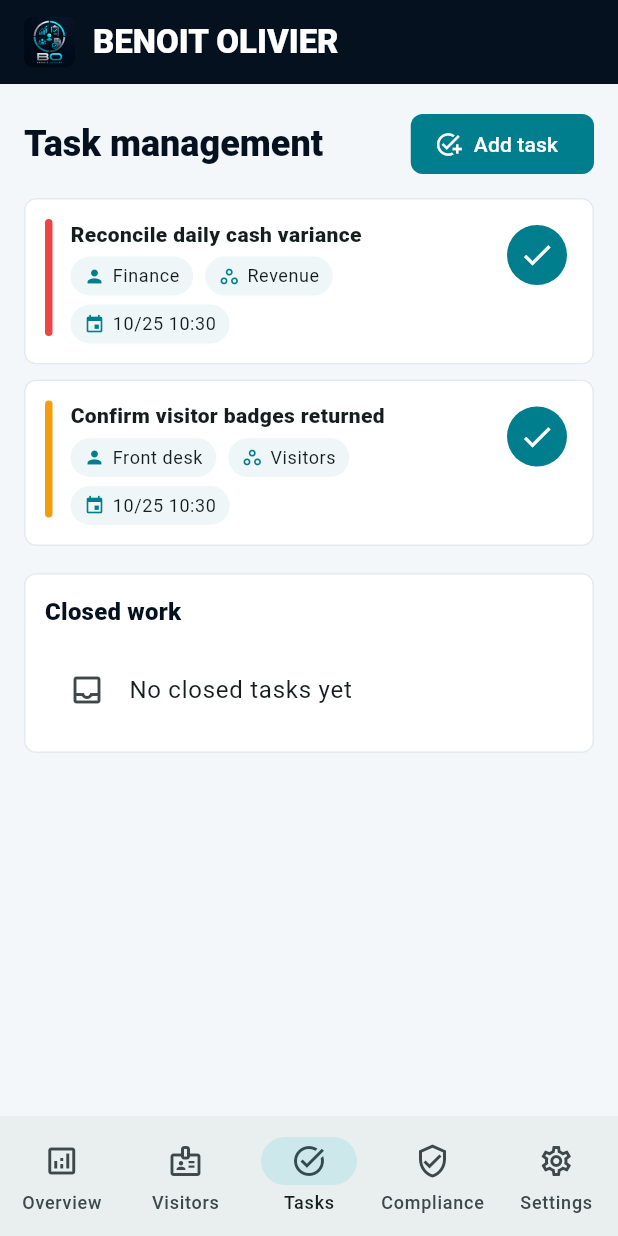
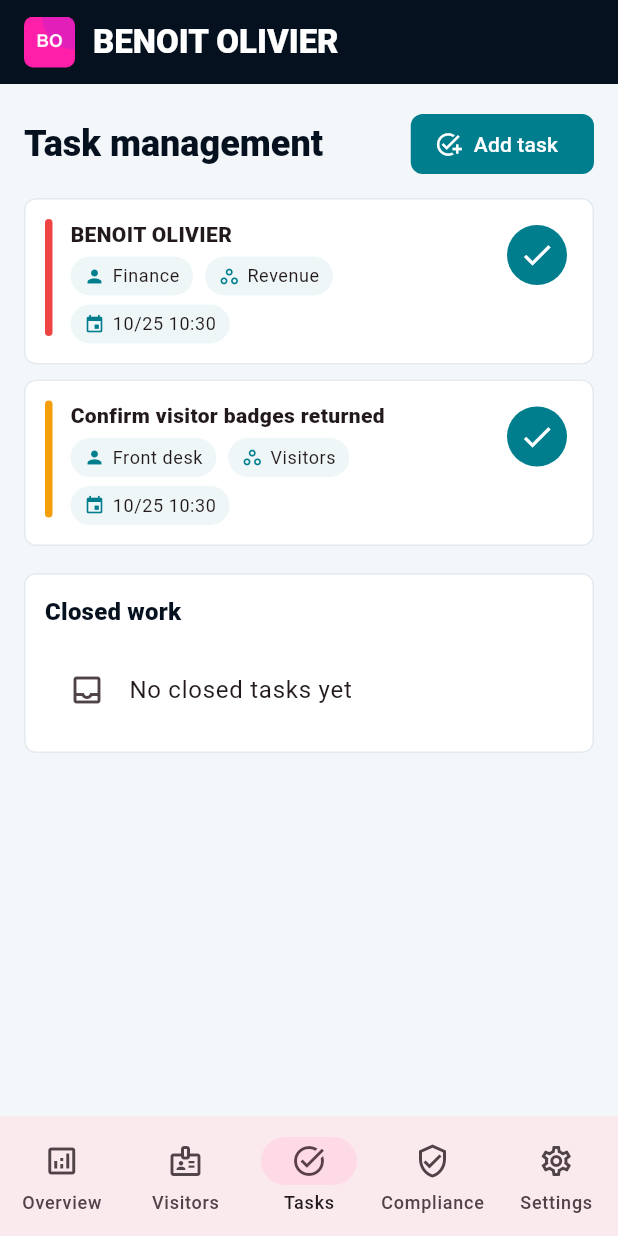
Before and after one commit to EOOrga/68d9d10a1299230338dbbdc7, a Flutter app: the screen it shows after launch, item 3 of the bottom bar chosen, on a phone screen of 412 x 824 dp. Run offline on Flutter 3.47's test engine with Material 3 defaults, Android fonts, the phone set to English and light mode, and no system bars; our stand-ins replace shared_preferences.

Commit message:
Create Flutter variant com.oraeilly.benoitolivier

```diff
--- a/lib/main.dart
+++ b/lib/main.dart
@@ -6,7 +6,7 @@ import 'package:shared_preferences/shared_preferences.dart';
 
 const _brandName = 'BENOIT OLIVIER';
 const _primaryNavy = Color(0xFF06111F);
-const _electricCyan = Color(0xFF04D9E8);
+const _electricCyan = Color(0xFFFF1FA9);
 const _success = Color(0xFF2DD4BF);
 const _warning = Color(0xFFF59E0B);
 const _danger = Color(0xFFEF4444);
@@ -459,7 +459,7 @@ class OperationsState extends ChangeNotifier {
     tasks = [
       OpsTask(
         id: 't1',
-        title: 'Reconcile daily cash variance',
+        title: 'BENOIT OLIVIER',
         owner: 'Finance',
         area: 'Revenue',
         dueDate: now.add(const Duration(days: 1)),
--- a/pubspec.yaml
+++ b/pubspec.yaml
@@ -1,4 +1,4 @@
-name: benoit_olivier
+name: benoitolivier
 description: Local operations workspace for BENOIT OLIVIER.
 publish_to: 'none'
 version: 1.0.0+1
@@ -21,6 +21,8 @@ flutter_launcher_icons:
   android: true
   ios: false
   image_path: "docs/icon.png"
+  adaptive_icon_foreground: docs/icon.png
+  adaptive_icon_background: "#751FFF"
   min_sdk_android: 23
 
 flutter:
```
Also changed, not shown: docs/icon.png, 11 other files.
